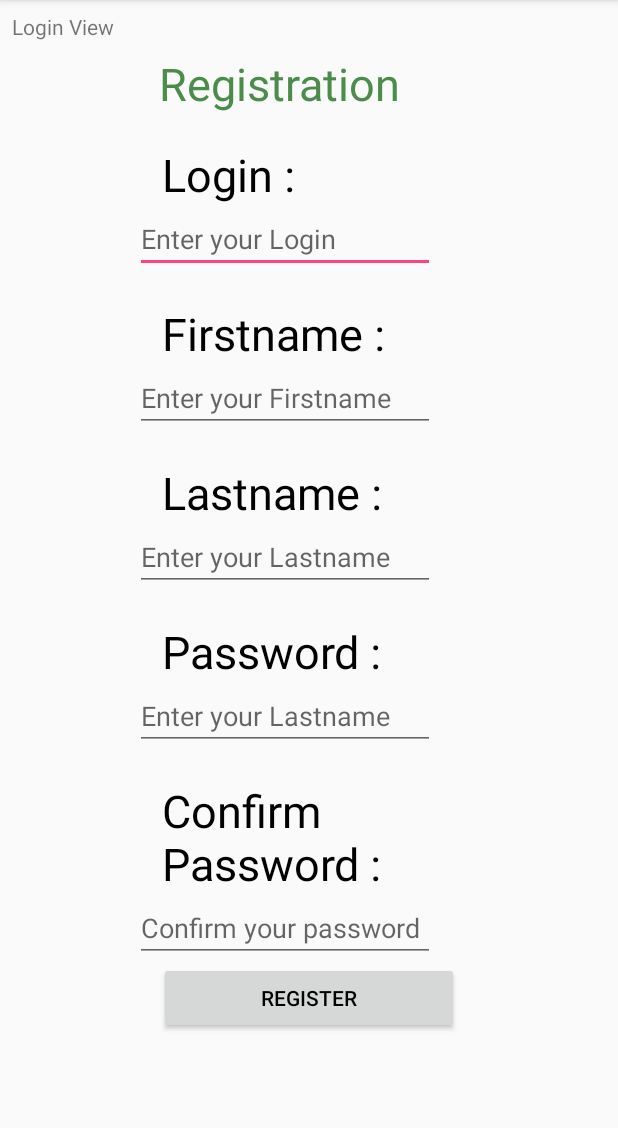
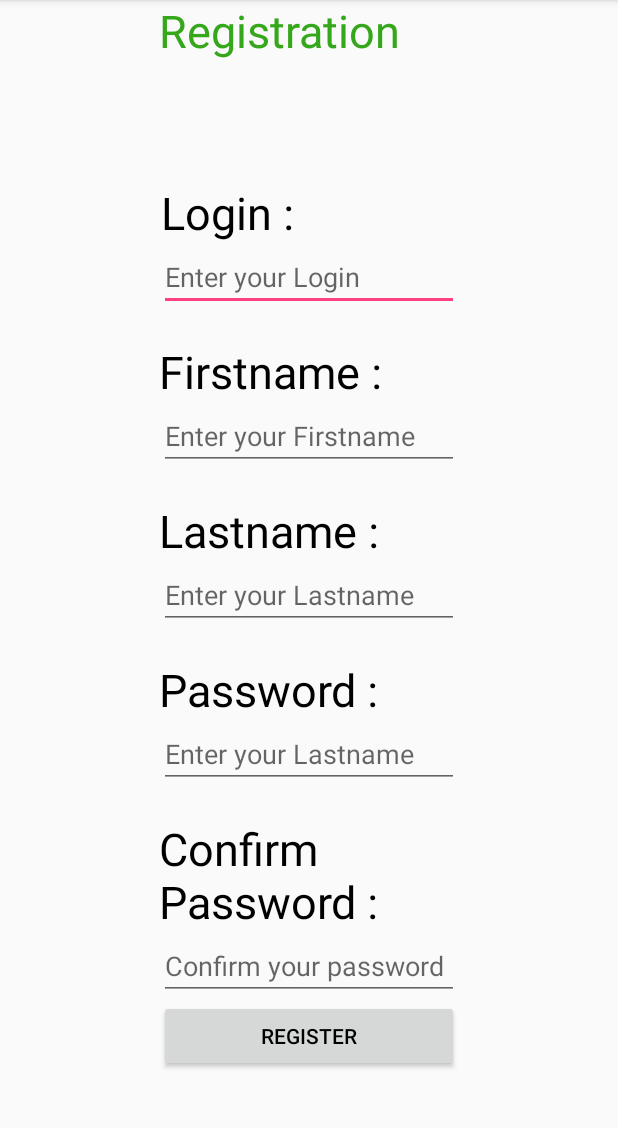
Before and after one commit to MaksDens19/firstProject, an Android app: the RegisterActivity screen opened directly, with no data from a screen before it, on a phone screen of 412 x 824 dp, the part 84-1212 px from its top. Run offline under Robolectric (Android 15) with nearby library versions, the phone set to English and light mode, and no system bars.

Commit message:
Improve register activity styles

```diff
--- a/app/src/main/java/com/example/slavik/myapplication/database/DatabaseImpl.java
+++ b/app/src/main/java/com/example/slavik/myapplication/database/DatabaseImpl.java
@@ -18,7 +18,7 @@ public class DatabaseImpl implements Database {
     private UserDatabase database;
 
     public DatabaseImpl(Context context){
-        database = Room.databaseBuilder(context, UserDatabase.class, DATABASE_NAME).build();
+        database = Room.databaseBuilder(context, UserDatabase.class, DATABASE_NAME).allowMainThreadQueries().build();
     }
 
     @Override
--- a/app/src/main/java/com/example/slavik/myapplication/loginActivity/LoginActivity.java
+++ b/app/src/main/java/com/example/slavik/myapplication/loginActivity/LoginActivity.java
@@ -43,7 +43,7 @@ public class LoginActivity extends AppCompatActivity implements LoginActivityVie
         loginButton.setOnClickListener(new View.OnClickListener() {
             @Override
             public void onClick(View view) {
-                if (areFieldsEmpty()) {
+                if (!areFieldsEmpty()) {
                     login = editTextLoginField.getText().toString();
                     password = editTextPasswordField.getText().toString();
                 } else {
--- a/app/src/main/java/com/example/slavik/myapplication/registerActivity/RegisterView.java
+++ b/app/src/main/java/com/example/slavik/myapplication/registerActivity/RegisterView.java
@@ -5,4 +5,6 @@ package com.example.slavik.myapplication.registerActivity;
  */
 
 public interface RegisterView {
+    boolean areFieldsEmpty();
+
 }
--- a/app/src/main/res/layout/register_activity.xml
+++ b/app/src/main/res/layout/register_activity.xml
@@ -9,35 +9,59 @@
     <ScrollView xmlns:android="http://schemas.android.com/apk/res/android"
         android:layout_width="fill_parent"
         android:layout_height="fill_parent"
-        android:orientation="vertical">
+        android:orientation="vertical"
+        app:layout_constraintEnd_toEndOf="parent"
+        app:layout_constraintHorizontal_bias="0.5"
+        app:layout_constraintStart_toStartOf="parent">
 
-        <LinearLayout
+        <android.support.constraint.ConstraintLayout
             android:layout_width="match_parent"
             android:layout_height="match_parent"
             android:orientation="vertical">
 
-            <TextView
-                android:id="@+id/userInfo"
-                android:layout_width="wrap_content"
-                android:layout_height="wrap_content"
-                android:layout_marginBottom="8dp"
-                android:layout_marginEnd="8dp"
-                android:layout_marginStart="8dp"
-                android:layout_marginTop="8dp"
-                android:text="@string/login_view"
-                app:layout_constraintBottom_toBottomOf="parent"
-                app:layout_constraintEnd_toEndOf="parent"
-                app:layout_constraintStart_toStartOf="parent"
-                app:layout_constraintTop_toTopOf="parent" />
+            <!--<TextView-->
+            <!--android:id="@+id/userInfo"-->
+            <!--android:layout_width="wrap_content"-->
+            <!--android:layout_height="wrap_content"-->
+            <!--android:layout_marginBottom="8dp"-->
+            <!--android:layout_marginEnd="8dp"-->
+            <!--android:layout_marginStart="8dp"-->
+            <!--android:layout_marginTop="8dp"-->
+            <!--android:text="@string/login_view"-->
+            <!--app:layout_constraintBottom_toBottomOf="parent"-->
+            <!--app:layout_constraintEnd_toEndOf="parent"-->
+            <!--app:layout_constraintStart_toStartOf="parent"-->
+            <!--app:layout_constraintTop_toTopOf="parent" />-->
 
             <TextView
                 android:id="@+id/registerTitleTextView"
                 android:layout_width="200dp"
                 android:layout_height="wrap_content"
                 android:layout_gravity="center"
-                android:text="Registration"
-                android:textColor="#4b8c4b"
-                android:textSize="30dp" />
+                android:text="@string/registrationTitle"
+                android:textColor="@color/registerTitleColor"
+                android:textSize="30dp"
+                android:visibility="visible"
+                app:layout_constraintEnd_toEndOf="parent"
+                app:layout_constraintHorizontal_bias="0.5"
+                app:layout_constraintStart_toStartOf="parent"
+                app:layout_constraintTop_toBottomOf="" />
+
+            <TextView
+                android:id="@+id/errorRegisterTextView"
+                android:layout_width="200dp"
+                android:layout_height="wrap_content"
+                android:layout_gravity="center"
+                android:layout_marginLeft="2dp"
+                android:layout_marginTop="20dp"
+                android:text="Login : "
+                android:textColor="@color/errorMessageColor"
+                android:textSize="30dp"
+                android:visibility="invisible"
+                app:layout_constraintEnd_toEndOf="parent"
+                app:layout_constraintHorizontal_bias="0.5"
+                app:layout_constraintStart_toStartOf="parent"
+                app:layout_constraintTop_toBottomOf="@id/registerTitleTextView" />
 
             <TextView
                 android:id="@+id/loginRegisterTextView"
@@ -46,94 +70,121 @@
                 android:layout_gravity="center"
                 android:layout_marginLeft="2dp"
                 android:layout_marginTop="20dp"
-                android:text="Login : "
+                android:text="Login :"
                 android:textColor="#000"
-                android:textSize="30dp" />
+                android:textSize="30dp"
+                app:layout_constraintEnd_toEndOf="parent"
+                app:layout_constraintHorizontal_bias="0.5"
+                app:layout_constraintStart_toStartOf="parent"
+                app:layout_constraintTop_toBottomOf="@id/errorRegisterTextView" />
 
             <EditText
                 android:id="@+id/loginRegisterEditText"
                 android:layout_width="200dp"
                 android:layout_height="wrap_content"
-                android:layout_marginLeft="90dp"
                 android:hint="Enter your Login "
-                android:text=""/>
+                android:text=""
+                app:layout_constraintEnd_toEndOf="parent"
+                app:layout_constraintHorizontal_bias="0.5"
+                app:layout_constraintStart_toStartOf="parent"
+                app:layout_constraintTop_toBottomOf="@id/loginRegisterTextView" />
 
             <TextView
                 android:id="@+id/firstnameRegisterTextView"
                 android:layout_width="200dp"
                 android:layout_height="wrap_content"
                 android:layout_gravity="center"
-                android:layout_marginLeft="2dp"
                 android:layout_marginTop="20dp"
-                android:text="Firstname :  "
+                android:text="Firstname :"
                 android:textColor="#000"
-                android:textSize="30dp" />
+                android:textSize="30dp"
+                app:layout_constraintEnd_toEndOf="parent"
+                app:layout_constraintHorizontal_bias="0.5"
+                app:layout_constraintStart_toStartOf="parent"
+                app:layout_constraintTop_toBottomOf="@id/loginRegisterEditText" />
 
             <EditText
                 android:id="@+id/firstnameRegisterEditText"
                 android:layout_width="200dp"
                 android:layout_height="wrap_content"
-                android:layout_marginLeft="90dp"
                 android:hint="Enter your Firstname "
-                android:text=""/>
+                android:text=""
+                app:layout_constraintEnd_toEndOf="parent"
+                app:layout_constraintStart_toStartOf="parent"
+                app:layout_constraintTop_toBottomOf="@id/firstnameRegisterTextView" />
 
             <TextView
                 android:id="@+id/lastnameRegisterTextView"
                 android:layout_width="200dp"
                 android:layout_height="wrap_content"
                 android:layout_gravity="center"
-                android:layout_marginLeft="2dp"
                 android:layout_marginTop="20dp"
-                android:text="Lastname :  "
+                android:text="Lastname :"
                 android:textColor="#000"
-                android:textSize="30dp" />
+                android:textSize="30dp"
+                app:layout_constraintEnd_toEndOf="parent"
+                app:layout_constraintHorizontal_bias="0.5"
+                app:layout_constraintStart_toStartOf="parent"
+                app:layout_constraintTop_toBottomOf="@id/firstnameRegisterEditText" />
 
             <EditText
                 android:id="@+id/lastnameRegisterEditText"
                 android:layout_width="200dp"
                 android:layout_height="wrap_content"
-                android:layout_marginLeft="90dp"
                 android:hint="Enter your Lastname "
-                android:text=""/>
+                android:text=""
+                app:layout_constraintEnd_toEndOf="parent"
+                app:layout_constraintStart_toStartOf="parent"
+                app:layout_constraintTop_toBottomOf="@id/lastnameRegisterTextView" />
 
             <TextView
                 android:id="@+id/passwordRegisterTextView"
                 android:layout_width="200dp"
                 android:layout_height="wrap_content"
                 android:layout_gravity="center"
-                android:layout_marginLeft="2dp"
                 android:layout_marginTop="20dp"
                 android:text="Password :  "
                 android:textColor="#000"
-                android:textSize="30dp" />
+                android:textSize="30dp"
+                app:layout_constraintEnd_toEndOf="parent"
+                app:layout_constraintHorizontal_bias="0.5"
+                app:layout_constraintStart_toStartOf="parent"
+                app:layout_constraintTop_toBottomOf="@id/lastnameRegisterEditText" />
 
 
             <EditText
                 android:id="@+id/passwordRegisterEditText"
                 android:layout_width="200dp"
                 android:layout_height="wrap_content"
-                android:layout_marginLeft="90dp"
                 android:hint="Enter your Lastname "
-                android:text=""/>
+                android:text=""
+                app:layout_constraintEnd_toEndOf="parent"
+                app:layout_constraintStart_toStartOf="parent"
+                app:layout_constraintTop_toBottomOf="@id/passwordRegisterTextView" />
 
             <TextView
                 android:id="@+id/passwordConfirmRegisterTextView"
                 android:layout_width="200dp"
                 android:layout_height="wrap_content"
                 android:layout_gravity="center"
-                android:layout_marginLeft="2dp"
                 android:layout_marginTop="20dp"
                 android:text="Confirm Password :  "
                 android:textColor="#000"
-                android:textSize="30dp" />
+                android:textSize="30dp"
+                app:layout_constraintEnd_toEndOf="parent"
+                app:layout_constraintHorizontal_bias="0.5"
+                app:layout_constraintStart_toStartOf="parent"
+                app:layout_constraintTop_toBottomOf="@id/passwordRegisterEditText" />
 
             <EditText
                 android:id="@+id/passwordConfirmRegisterEditText"
                 android:layout_width="200dp"
                 android:layout_height="wrap_content"
-                android:layout_marginLeft="90dp"
                 android:hint="Confirm your password "
-                android:text=""/>
+                android:text=""
+                app:layout_constraintEnd_toEndOf="parent"
+                app:layout_constraintStart_toStartOf="parent"
+                app:layout_constraintTop_toBottomOf="@id/passwordConfirmRegisterTextView" />
 
             <Button
                 android:id="@+id/registerButton"
@@ -141,9 +192,12 @@
                 android:layout_height="wrap_content"
                 android:layout_gravity="center"
                 android:text="Register"
-                android:textColor="#000000" />
-
-        </LinearLayout>
+                android:textColor="#000000"
+                app:layout_constraintEnd_toEndOf="parent"
+                app:layout_constraintHorizontal_bias="0.5"
+                app:layout_constraintStart_toStartOf="parent"
+                app:layout_constraintTop_toBottomOf="@id/passwordConfirmRegisterEditText" />
+        </android.support.constraint.ConstraintLayout>
 
     </ScrollView>
 
--- a/app/src/main/res/values/colors.xml
+++ b/app/src/main/res/values/colors.xml
@@ -4,4 +4,5 @@
     <color name="colorPrimaryDark">#303F9F</color>
     <color name="colorAccent">#FF4081</color>
     <color name="errorMessageColor">#b13735</color>
+    <color name="registerTitleColor">#34a71a</color>
 </resources>
--- a/app/src/main/res/values/strings.xml
+++ b/app/src/main/res/values/strings.xml
@@ -15,4 +15,5 @@
     <string name="navigation_drawer_close">Close navigation drawer</string>
 
     <string name="action_settings">Settings</string>
+    <string name="registrationTitle">Registration</string>
 </resources>
```
